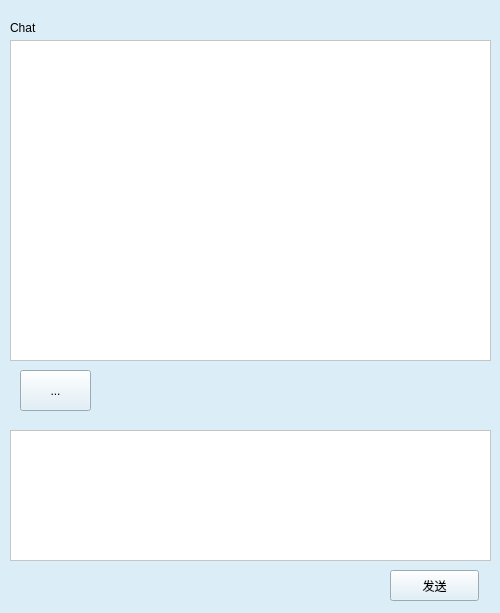
The window that client/ui/chatwindow.ui (pechpo/What-s-up) describes before a commit, drawn with Qt 5.
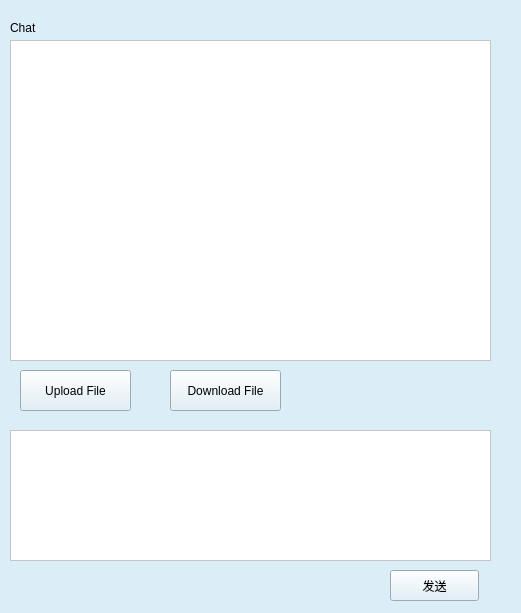
The same window after the commit.

Patch:
```diff
--- a/client/ui/chatwindow.ui
+++ b/client/ui/chatwindow.ui
@@ -6,7 +6,7 @@
    <rect>
     <x>0</x>
     <y>0</y>
-    <width>500</width>
+    <width>521</width>
     <height>613</height>
    </rect>
   </property>
@@ -73,12 +73,25 @@
     <rect>
      <x>20</x>
      <y>370</y>
-     <width>71</width>
+     <width>111</width>
      <height>41</height>
     </rect>
    </property>
    <property name="text">
-    <string>...</string>
+    <string>Upload File</string>
+   </property>
+  </widget>
+  <widget class="QPushButton" name="pushButton">
+   <property name="geometry">
+    <rect>
+     <x>170</x>
+     <y>370</y>
+     <width>111</width>
+     <height>41</height>
+    </rect>
+   </property>
+   <property name="text">
+    <string>Download File</string>
    </property>
   </widget>
  </widget>
```
